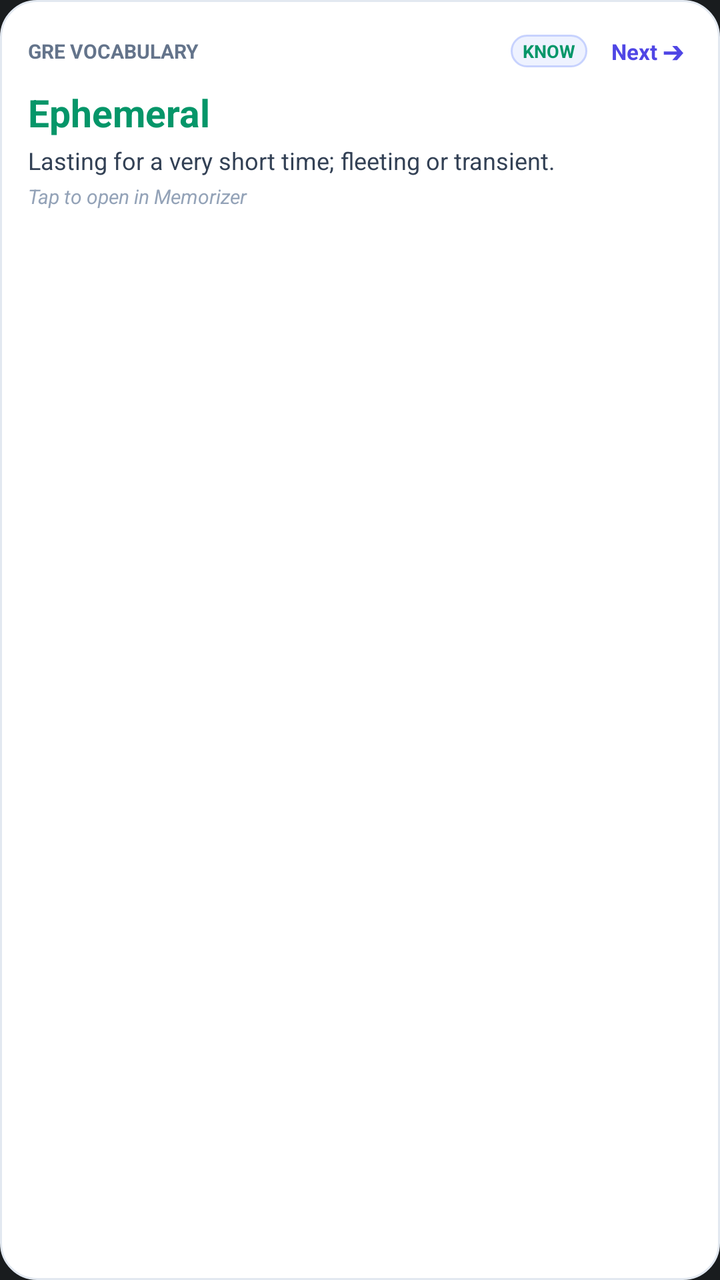
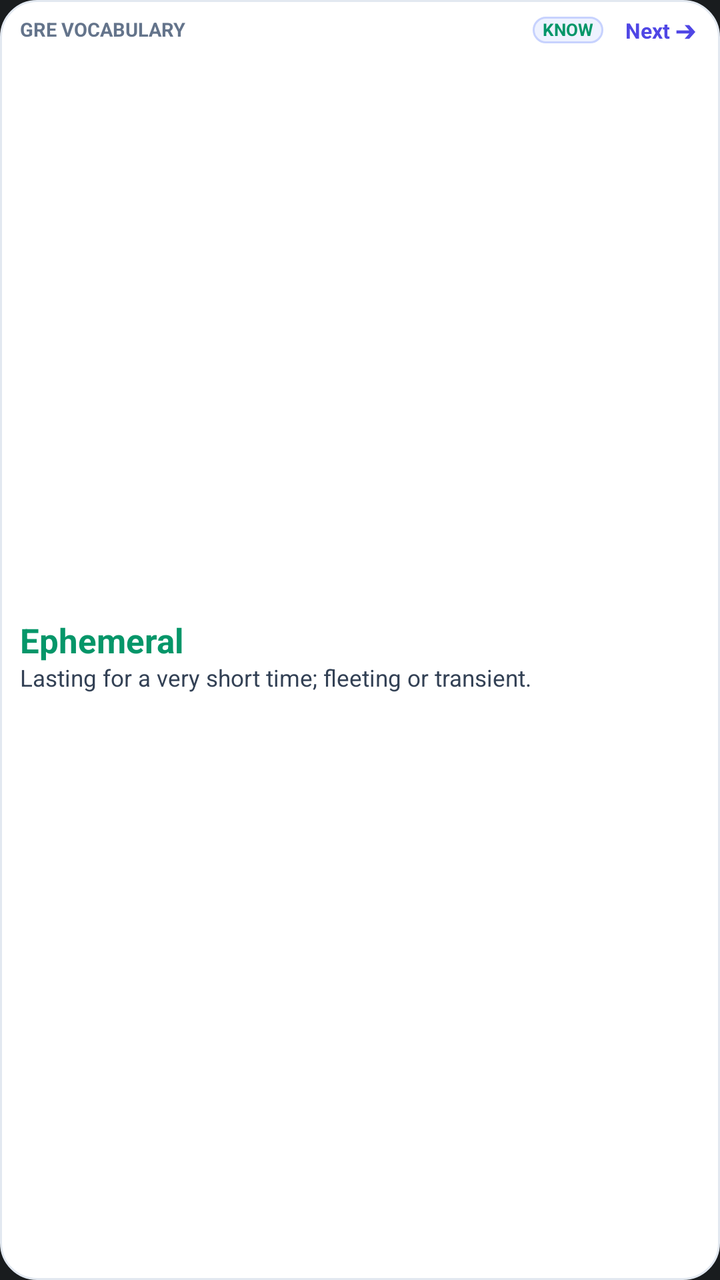

Compare the two renders of this Android layout. The source of the first and the diff that turns it into the second are given below.
<!-- AndroidManifest.xml: application theme Theme.MyApplication -->
<!-- res/layout/widget_daily_vocab.xml -->
<?xml version="1.0" encoding="utf-8"?>
<LinearLayout xmlns:android="http://schemas.android.com/apk/res/android"
    android:id="@+id/widget_root"
    android:layout_width="match_parent"
    android:layout_height="match_parent"
    android:orientation="vertical"
    android:background="@drawable/widget_background"
    android:padding="14dp">

    
    <LinearLayout
        android:layout_width="match_parent"
        android:layout_height="wrap_content"
        android:orientation="horizontal"
        android:gravity="center_vertical">

        
        <TextView
            android:id="@+id/widget_course_title"
            android:layout_width="0dp"
            android:layout_height="wrap_content"
            android:layout_weight="1"
            android:text="GRE VOCABULARY"
            android:textSize="10sp"
            android:textStyle="bold"
            android:textColor="#64748B"
            android:maxLines="1"
            android:ellipsize="end" />

        
        <TextView
            android:id="@+id/widget_badge"
            android:layout_width="wrap_content"
            android:layout_height="wrap_content"
            android:text="KNOW"
            android:textSize="9sp"
            android:textStyle="bold"
            android:textColor="#059669"
            android:background="@drawable/widget_badge_bg"
            android:paddingLeft="6dp"
            android:paddingRight="6dp"
            android:paddingTop="2dp"
            android:paddingBottom="2dp"
            android:layout_marginEnd="8dp" />

        
        <TextView
            android:id="@+id/widget_next_button"
            android:layout_width="wrap_content"
            android:layout_height="wrap_content"
            android:text="Next ➔"
            android:textSize="11sp"
            android:textStyle="bold"
            android:textColor="#4F46E5"
            android:padding="4dp" />
    </LinearLayout>

    
    <TextView
        android:id="@+id/widget_word_title"
        android:layout_width="match_parent"
        android:layout_height="wrap_content"
        android:layout_marginTop="6dp"
        android:text="Ephemeral"
        android:textSize="19sp"
        android:textStyle="bold"
        android:textColor="#059669"
        android:maxLines="1"
        android:ellipsize="end" />

    
    <TextView
        android:id="@+id/widget_word_meaning"
        android:layout_width="match_parent"
        android:layout_height="wrap_content"
        android:layout_marginTop="3dp"
        android:text="Lasting for a very short time; fleeting or transient."
        android:textSize="12sp"
        android:textColor="#334155"
        android:maxLines="2"
        android:ellipsize="end" />

    
    <TextView
        android:id="@+id/widget_word_example"
        android:layout_width="match_parent"
        android:layout_height="wrap_content"
        android:layout_marginTop="3dp"
        android:text="Tap to open in Memorizer"
        android:textSize="10sp"
        android:textStyle="italic"
        android:textColor="#94A3B8"
        android:maxLines="1"
        android:ellipsize="end" />

</LinearLayout>
<!-- resources referenced by this layout -->
<resources>
  <!-- drawable widget_background (drawable) -->
  <?xml version="1.0" encoding="utf-8"?>
  <shape xmlns:android="http://schemas.android.com/apk/res/android"
      android:shape="rectangle">
      <solid android:color="#FFFFFF" />
      <corners android:radius="18dp" />
      <stroke android:width="1dp" android:color="#E2E8F0" />
  </shape>
  <!-- drawable widget_badge_bg (drawable) -->
  <?xml version="1.0" encoding="utf-8"?>
  <shape xmlns:android="http://schemas.android.com/apk/res/android"
      android:shape="rectangle">
      <solid android:color="#EEF2FF" />
      <corners android:radius="12dp" />
      <stroke android:width="1dp" android:color="#C7D2FE" />
  </shape>
  <style name="Theme.MyApplication" parent="android:Theme.DeviceDefault.NoActionBar" />
</resources>

<!-- the commit's change to res/layout/widget_daily_vocab.xml (unified diff, before → after) -->
@@ -5,7 +5,10 @@
     android:layout_height="match_parent"
     android:orientation="vertical"
     android:background="@drawable/widget_background"
-    android:padding="14dp">
+    android:paddingLeft="10dp"
+    android:paddingRight="10dp"
+    android:paddingTop="7dp"
+    android:paddingBottom="7dp">
 
     
     <LinearLayout
@@ -21,11 +24,12 @@
             android:layout_height="wrap_content"
             android:layout_weight="1"
             android:text="GRE VOCABULARY"
-            android:textSize="10sp"
+            android:textSize="9.5sp"
             android:textStyle="bold"
             android:textColor="#64748B"
             android:maxLines="1"
-            android:ellipsize="end" />
+            android:ellipsize="end"
+            android:includeFontPadding="false" />
 
         
         <TextView
@@ -33,15 +37,16 @@
             android:layout_width="wrap_content"
             android:layout_height="wrap_content"
             android:text="KNOW"
-            android:textSize="9sp"
+            android:textSize="8.5sp"
             android:textStyle="bold"
             android:textColor="#059669"
             android:background="@drawable/widget_badge_bg"
-            android:paddingLeft="6dp"
-            android:paddingRight="6dp"
-            android:paddingTop="2dp"
-            android:paddingBottom="2dp"
-            android:layout_marginEnd="8dp" />
+            android:paddingLeft="5dp"
+            android:paddingRight="5dp"
+            android:paddingTop="1.5dp"
+            android:paddingBottom="1.5dp"
+            android:layout_marginEnd="6dp"
+            android:includeFontPadding="false" />
 
         
         <TextView
@@ -49,48 +54,67 @@
             android:layout_width="wrap_content"
             android:layout_height="wrap_content"
             android:text="Next ➔"
-            android:textSize="11sp"
+            android:textSize="10.5sp"
             android:textStyle="bold"
             android:textColor="#4F46E5"
-            android:padding="4dp" />
+            android:paddingLeft="5dp"
+            android:paddingRight="2dp"
+            android:paddingTop="1dp"
+            android:paddingBottom="1dp"
+            android:includeFontPadding="false" />
     </LinearLayout>
 
     
-    <TextView
-        android:id="@+id/widget_word_title"
+    <LinearLayout
+        android:id="@+id/widget_content_container"
         android:layout_width="match_parent"
-        android:layout_height="wrap_content"
-        android:layout_marginTop="6dp"
-        android:text="Ephemeral"
-        android:textSize="19sp"
-        android:textStyle="bold"
-        android:textColor="#059669"
-        android:maxLines="1"
-        android:ellipsize="end" />
+        android:layout_height="0dp"
+        android:layout_weight="1"
+        android:orientation="vertical"
+        android:gravity="center_vertical"
+        android:layout_marginTop="2dp"
+        android:layout_marginBottom="1dp">
 
-    
-    <TextView
-        android:id="@+id/widget_word_meaning"
-        android:layout_width="match_parent"
-        android:layout_height="wrap_content"
-        android:layout_marginTop="3dp"
-        android:text="Lasting for a very short time; fleeting or transient."
-        android:textSize="12sp"
-        android:textColor="#334155"
-        android:maxLines="2"
-        android:ellipsize="end" />
+        
+        <TextView
+            android:id="@+id/widget_word_title"
+            android:layout_width="match_parent"
+            android:layout_height="wrap_content"
+            android:text="Ephemeral"
+            android:textSize="17sp"
+            android:textStyle="bold"
+            android:textColor="#059669"
+            android:maxLines="2"
+            android:ellipsize="end"
+            android:includeFontPadding="false" />
 
-    
-    <TextView
-        android:id="@+id/widget_word_example"
-        android:layout_width="match_parent"
-        android:layout_height="wrap_content"
-        android:layout_marginTop="3dp"
-        android:text="Tap to open in Memorizer"
-        android:textSize="10sp"
-        android:textStyle="italic"
-        android:textColor="#94A3B8"
-        android:maxLines="1"
-        android:ellipsize="end" />
+        
+        <TextView
+            android:id="@+id/widget_word_meaning"
+            android:layout_width="match_parent"
+            android:layout_height="wrap_content"
+            android:layout_marginTop="2dp"
+            android:text="Lasting for a very short time; fleeting or transient."
+            android:textSize="11.5sp"
+            android:textColor="#334155"
+            android:maxLines="3"
+            android:ellipsize="end"
+            android:includeFontPadding="false" />
+
+        
+        <TextView
+            android:id="@+id/widget_word_example"
+            android:layout_width="match_parent"
+            android:layout_height="wrap_content"
+            android:layout_marginTop="2dp"
+            android:text=""
+            android:textSize="10sp"
+            android:textStyle="italic"
+            android:textColor="#64748B"
+            android:maxLines="2"
+            android:ellipsize="end"
+            android:includeFontPadding="false"
+            android:visibility="gone" />
+    </LinearLayout>
 
 </LinearLayout>
